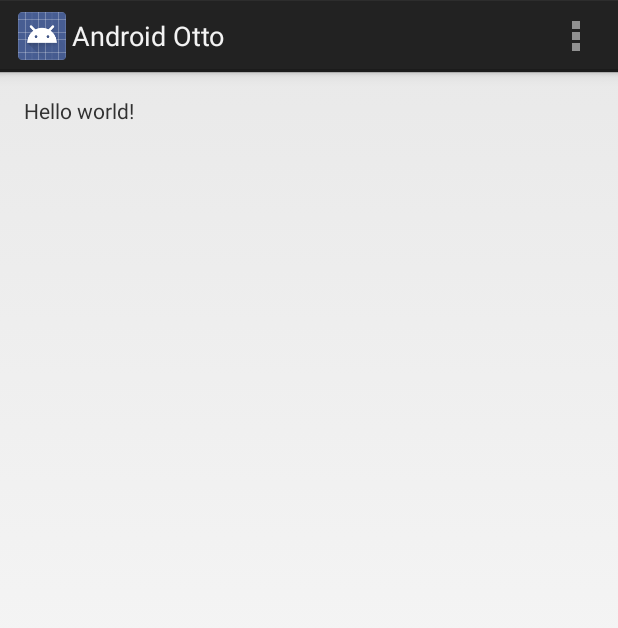
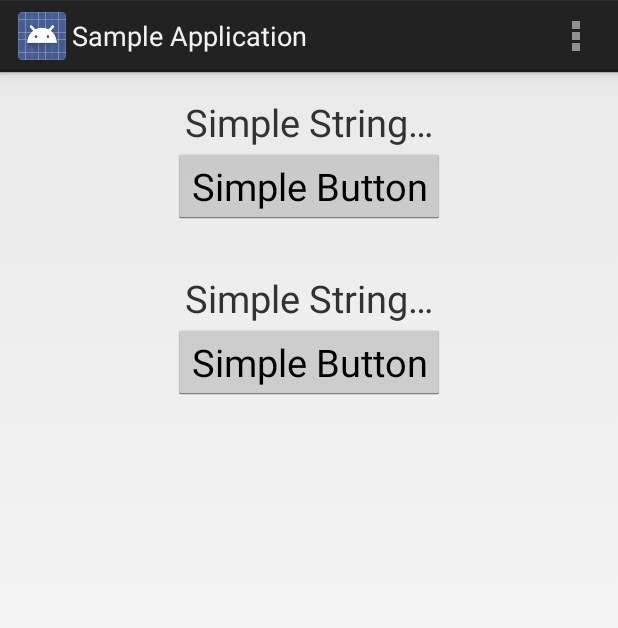
Before and after one commit to blad/solid-android, an Android app: the screen it shows after launch (MainUserActivity), on a phone screen of 412 x 824 dp. Shown: the top 628 px of the screen. Run offline under Robolectric (Android 15) with nearby library versions, the phone set to English and light mode, and no system bars; our stand-ins replace ButterKnife; libraries missing offline, so code that uses them is left out: com.squareup.otto; 3 statements that could not run were skipped.

Commit message:
Initial implementation of Otto and Butter Knife View Injection

```diff
--- /dev/null
+++ b/app/src/main/java/io/computerscience/android/androidotto/Event/Type/BusEvent.java
@@ -0,0 +1,20 @@
+package io.computerscience.android.androidotto.Event.Type;
+
+/**
+ * Base class for all events. All events must have a value associated with them.
+ *
+ * Base class is used to ensure we can write method that accepts any type of event.
+ *
+ * @param <T> Type for the value of the event. Can be any type.
+ */
+public abstract class BusEvent<T> {
+    protected T value;
+
+    public BusEvent(T value) {
+        this.value = value;
+    }
+
+    public T getValue() {
+        return value;
+    }
+}
--- /dev/null
+++ b/app/src/main/java/io/computerscience/android/androidotto/Event/Type/ButtonClickedEvent.java
@@ -0,0 +1,26 @@
+package io.computerscience.android.androidotto.Event.Type;
+
+/**
+ * A sample event type used in the sample application. Used to denote that a button click happened.
+ */
+public class ButtonClickedEvent extends BusEvent<Integer>{
+
+    protected Object source;
+
+    /**
+     * @param src The Source of the event. Generally `this`.
+     * @param val The value trying to be broadcast.
+     */
+    public ButtonClickedEvent(Object src, int val){
+        super(val);
+        source = src;
+    }
+
+    /**
+     * @return Source event dispatcher.
+     */
+    public Object getSource() {
+        return source;
+    }
+
+}
--- /dev/null
+++ b/app/src/main/java/io/computerscience/android/androidotto/Fragment/SimpleFragment.java
@@ -0,0 +1,87 @@
+package io.computerscience.android.androidotto.Fragment;
+
+
+import android.os.Bundle;
+import android.support.v4.app.Fragment;
+import android.util.Log;
+import android.view.LayoutInflater;
+import android.view.View;
+import android.view.ViewGroup;
+import android.widget.Button;
+import android.widget.TextView;
+
+import com.squareup.otto.Subscribe;
+
+import butterknife.ButterKnife;
+import butterknife.InjectView;
+import butterknife.OnClick;
+import io.computerscience.android.androidotto.Event.EventBusHelper;
+import io.computerscience.android.androidotto.Event.Type.ButtonClickedEvent;
+import io.computerscience.android.androidotto.R;
+
+public class SimpleFragment extends Fragment {
+    private static int instace = 0;
+    private int fragNum;
+    private static String TAG = SimpleFragment.class.getSimpleName();
+    private int lastBroadcastValue;
+    @InjectView(R.id.simpleTextField) TextView simpleTextField;
+    @InjectView(R.id.fragmentButton)  Button   fragmentButton;
+
+
+    @Override
+    public View onCreateView(LayoutInflater inflater, ViewGroup container, Bundle savedInstanceState) {
+        View rootView = inflater.inflate(R.layout.fragment_main_user, container, false);
+        ButterKnife.inject(this, rootView);
+        instace++;
+        fragNum = instace;
+        return rootView;
+    }
+
+
+    @Override
+    public void onResume() {
+        super.onResume();
+        Log.d(TAG, "Register Subscriber: " + SimpleFragment.class.getSimpleName());
+        EventBusHelper.getInstance().register(this); // Register as a subscriber
+    }
+
+
+    @Override
+    public void onPause() {
+        Log.d(TAG, "Unregister Subscriber: "+ SimpleFragment.class.getSimpleName());
+        EventBusHelper.getInstance().unregister(this); // Unregister as we probaly will not need to update if not visible.
+        super.onPause();
+    }
+
+
+    @Override
+    public void onDestroyView() {
+        ButterKnife.reset(this);
+        super.onDestroyView();
+    }
+
+
+    /**
+     * Event Listener for ButtonClickedEvent.
+     * @param event
+     */
+    @Subscribe
+    public void onEventAvailable(ButtonClickedEvent event) {
+        Log.d(TAG, "Recieve Event: " + event.getValue());
+        if (!event.getSource().equals(this)) {
+            simpleTextField.setText("Value Recieved: " + event.getValue());
+        }
+    }
+
+
+    /**
+     * On Click Listener for R.id.fragmentButton
+     */
+    @OnClick(R.id.fragmentButton)
+    public void buttonIsClicked() {
+        Log.d(TAG, "Text View Clicked!");
+        lastBroadcastValue = fragNum;
+        EventBusHelper.getInstance().post(new ButtonClickedEvent(this, fragNum));
+    }
+
+}
--- a/app/src/main/java/io/computerscience/android/androidotto/MainUserActivity.java
+++ b/app/src/main/java/io/computerscience/android/androidotto/MainUserActivity.java
@@ -1,29 +1,64 @@
 package io.computerscience.android.androidotto;
 
-import android.app.Activity;
-import android.app.ActionBar;
-import android.app.Fragment;
 import android.os.Bundle;
-import android.view.LayoutInflater;
+import android.support.v4.app.FragmentActivity;
+import android.util.Log;
 import android.view.Menu;
 import android.view.MenuItem;
-import android.view.View;
-import android.view.ViewGroup;
-import android.os.Build;
+
+import com.squareup.otto.Bus;
+import com.squareup.otto.Produce;
+import com.squareup.otto.Subscribe;
+
+import io.computerscience.android.androidotto.Event.EventBusHelper;
+import io.computerscience.android.androidotto.Event.Type.BusEvent;
+import io.computerscience.android.androidotto.Event.Type.ButtonClickedEvent;
+import io.computerscience.android.androidotto.Fragment.SimpleFragment;
 
 
+public class MainUserActivity extends FragmentActivity {
 
-public class MainUserActivity extends Activity {
+
+    private static String TAG = MainUserActivity.class.getSimpleName();
+    private Bus eventBus = EventBusHelper.getInstance();
+
+    private int recentValue;
+    private Object recentSource;
+
 
     @Override
     protected void onCreate(Bundle savedInstanceState) {
         super.onCreate(savedInstanceState);
+
         setContentView(R.layout.activity_main_user);
         if (savedInstanceState == null) {
-            getFragmentManager().beginTransaction()
-                    .add(R.id.container, new PlaceholderFragment())
+            getSupportFragmentManager()
+                    .beginTransaction()
+                    .replace(R.id.fragmentA, new SimpleFragment())
+                    .commit();
+
+            getSupportFragmentManager()
+                    .beginTransaction()
+                    .replace(R.id.fragmentB, new SimpleFragment())
                     .commit();
         }
+    }
+
+
+    @Override
+    protected void onResume() {
+        super.onResume();
+        // Register as a Producer
+        eventBus.register(this);
+        postEvent(new ButtonClickedEvent(this, 100));
+    }
+
+
+    @Override
+    protected void onPause() {
+        // Unregister as a Producer
+        eventBus.unregister(this);
+        super.onPause();
     }
 
 
@@ -34,31 +69,52 @@
         return true;
     }
 
+
     @Override
     public boolean onOptionsItemSelected(MenuItem item) {
-        // Handle action bar item clicks here. The action bar will
-        // automatically handle clicks on the Home/Up button, so long
-        // as you specify a parent activity in AndroidManifest.xml.
         int id = item.getItemId();
+        postEvent(new ButtonClickedEvent(this, id));
+
         if (id == R.id.action_settings) {
             return true;
         }
+
         return super.onOptionsItemSelected(item);
     }
 
+
     /**
-     * A placeholder fragment containing a simple view.
+     * Anytime any new Broadcaster are registered, We are the Authority on it the
+     * last value that was registered for this type of event.
+     * @return
      */
-    public static class PlaceholderFragment extends Fragment {
+    @Produce
+    public ButtonClickedEvent getRecentValue() {
+        return new ButtonClickedEvent(recentSource, recentValue);
+    }
 
-        public PlaceholderFragment() {
+
+    /**
+     * Listen for events from other broadcasters.
+     *
+     * @param event
+     */
+    @Subscribe
+    public void updateState(ButtonClickedEvent event) {
+        recentValue = event.getValue();
+    }
+
+
+    /**
+     * Helper method for posting an event, and rem
+     * @param event
+     */
+    protected void postEvent(BusEvent event) {
+        Log.d(TAG, "Posting Event");
+        if (event instanceof ButtonClickedEvent) {
+            recentSource = ((ButtonClickedEvent) event).getSource();
+            recentValue = ((ButtonClickedEvent)event).getValue();
         }
-
-        @Override
-        public View onCreateView(LayoutInflater inflater, ViewGroup container,
-                Bundle savedInstanceState) {
-            View rootView = inflater.inflate(R.layout.fragment_main_user, container, false);
-            return rootView;
-        }
+        eventBus.post(event);
     }
 }
--- a/app/src/main/res/layout/activity_main_user.xml
+++ b/app/src/main/res/layout/activity_main_user.xml
@@ -1,7 +1,21 @@
-<FrameLayout xmlns:android="http://schemas.android.com/apk/res/android"
+<LinearLayout
+    xmlns:android="http://schemas.android.com/apk/res/android"
     xmlns:tools="http://schemas.android.com/tools"
     android:id="@+id/container"
     android:layout_width="match_parent"
     android:layout_height="match_parent"
+    android:orientation="vertical"
     tools:context=".MainUserActivity"
-    tools:ignore="MergeRootFrame" />
+    tools:ignore="MergeRootFrame">
+
+    <FrameLayout
+        android:id="@+id/fragmentA"
+        android:layout_width="match_parent"
+        android:layout_height="wrap_content" />
+
+    <FrameLayout
+        android:id="@+id/fragmentB"
+        android:layout_width="match_parent"
+        android:layout_height="wrap_content" />
+
+</LinearLayout>
--- a/app/src/main/res/layout/fragment_main_user.xml
+++ b/app/src/main/res/layout/fragment_main_user.xml
@@ -9,8 +9,21 @@
     tools:context=".MainUserActivity$PlaceholderFragment">
 
     <TextView
-        android:text="@string/hello_world"
+        android:id="@+id/simpleTextField"
+        android:text="@string/simple_string"
         android:layout_width="wrap_content"
-        android:layout_height="wrap_content" />
+        android:layout_height="wrap_content"
+        android:layout_alignParentTop="true"
+        android:layout_centerHorizontal="true"
+        android:textSize="25sp"/>
 
+    <Button
+        android:id="@+id/fragmentButton"
+        android:layout_width="wrap_content"
+        android:layout_height="wrap_content"
+        android:layout_below="@id/simpleTextField"
+        android:layout_centerHorizontal="true"
+        android:text="Simple Button"
+        android:textSize="25dp"
+        />
 </RelativeLayout>
--- a/app/src/main/res/values/strings.xml
+++ b/app/src/main/res/values/strings.xml
@@ -1,8 +1,6 @@
 <?xml version="1.0" encoding="utf-8"?>
 <resources>
-
-    <string name="app_name">Android Otto</string>
-    <string name="hello_world">Hello world!</string>
+    <string name="app_name">Sample Application</string>
+    <string name="simple_string">Simple String…</string>
     <string name="action_settings">Settings</string>
-
 </resources>
--- a/app/src/main/res/values/styles.xml
+++ b/app/src/main/res/values/styles.xml
@@ -1,8 +1,5 @@
 <resources>
-
-    <!-- Base application theme. -->
     <style name="AppTheme" parent="android:Theme.Holo.Light.DarkActionBar">
         <!-- Customize your theme here. -->
     </style>
-
 </resources>
```
Also changed, not shown: app/src/main/java/io/computerscience/android/androidotto/Event/EventBusHelper.java (added, +17 -0 lines).
